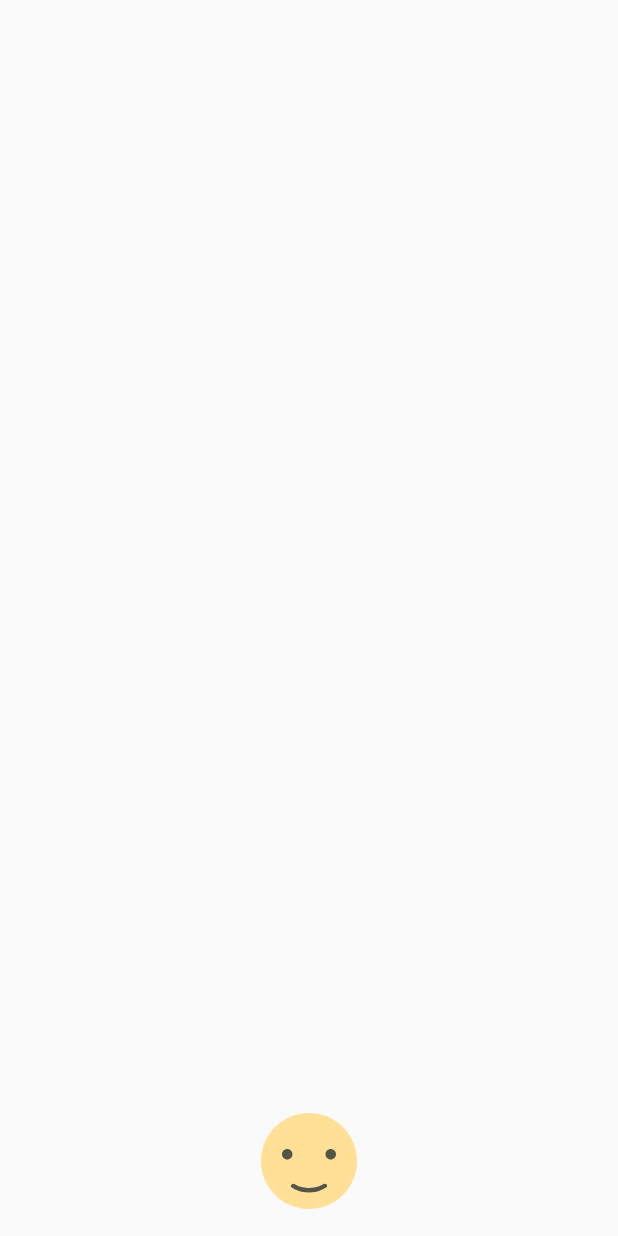
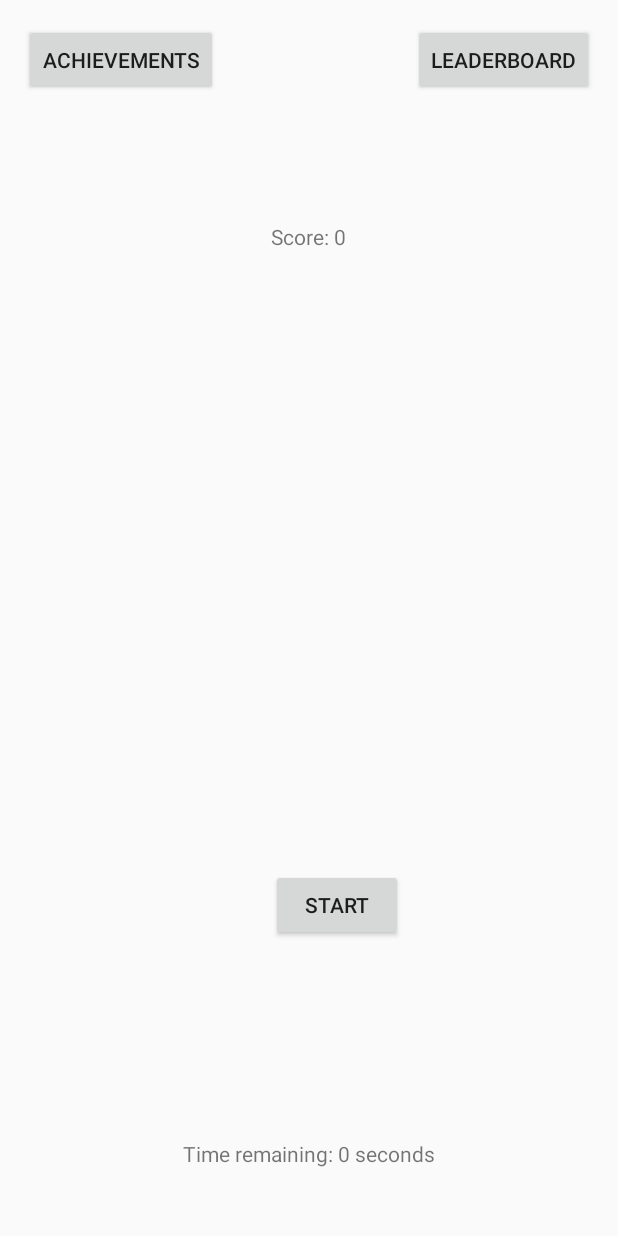
Before and after one commit to simgehelvaci/DriverBehaviorMobileApp, an Android app: the screen it shows after launch (AchievementActivity), after a tap on "Achievements", on a phone screen of 412 x 824 dp. Run offline under Robolectric (Android 15) with nearby library versions, the phone set to English and light mode, and no system bars; libraries missing offline, so code that uses them is left out: com.openxc.measurements, com.openxc.units; 2 statements that could not run were skipped.

Commit message:
Yenilendi
Status bar static olarak değişkenle değiştirildi

```diff
--- a/app/src/main/java/com/openxc/openxcstarter/AchievementActivity.java
+++ b/app/src/main/java/com/openxc/openxcstarter/AchievementActivity.java
@@ -1,13 +1,55 @@
 package com.openxc.openxcstarter;
 
+import android.os.CountDownTimer;
 import android.support.v7.app.AppCompatActivity;
 import android.os.Bundle;
+import android.view.View;
+import android.widget.Button;
+import android.widget.TextView;
 
 public class AchievementActivity extends AppCompatActivity {
+    private Button mainButton;
+    private TextView scoreView;
+    private TextView timeView;
 
+    private int score = 0;
+    private boolean playing = false;
     @Override
     protected void onCreate(Bundle savedInstanceState) {
         super.onCreate(savedInstanceState);
-        setContentView(R.layout.activity_achievement);
+        setContentView(R.layout.achievements_layout);
+        mainButton = (Button)findViewById(R.id.main_button);
+        scoreView = (TextView)findViewById(R.id.score_view);
+        timeView = (TextView)findViewById(R.id.time_view);
+        mainButton.setOnClickListener(new View.OnClickListener() {
+            @Override
+            public void onClick(View v) {
+                if(!playing) {
+                    // The first click
+                    playing = true;
+                    mainButton.setText("Keep Clicking");
+
+                    // Initialize CountDownTimer to 60 seconds
+                    new CountDownTimer(20000, 1000) {
+                        @Override
+                        public void onTick(long millisUntilFinished) {
+                            timeView.setText("Time remaining: " + millisUntilFinished/1000);
+                        }
+
+                        @Override
+                        public void onFinish() {
+                            playing = false;
+                            timeView.setText("Game over");
+                            mainButton.setVisibility(View.GONE);
+                        }
+                    }.start();  // Start the timer
+                } else {
+                    // Subsequent clicks
+                    score++;
+                    scoreView.setText("Score: " + score + " points");
+                }
+            }
+        });
     }
+
 }
--- a/app/src/main/java/com/openxc/openxcstarter/StarterActivity.java
+++ b/app/src/main/java/com/openxc/openxcstarter/StarterActivity.java
@@ -13,8 +13,10 @@ import android.util.Log;
 import android.view.Menu;
 import android.widget.ProgressBar;
 import android.widget.TextView;
+import android.widget.Toast;
 
 import com.openxc.VehicleManager;
+import com.openxc.measurements.FuelConsumed;
 import com.openxc.measurements.FuelLevel;
 import com.openxc.measurements.AcceleratorPedalPosition;
 import com.openxc.measurements.BrakePedalStatus;
@@ -50,14 +52,17 @@ public class StarterActivity extends Activity {
     private long gForceTimer = -1;
     private double gForceVelocity = -1;
     private final double gConstant = 9.80665;
-    private int statusPercentage = 100;
+    public static int statusPercentage = 100;
     private String gearPosition = "neutral";
     private Double pedalPos = 0.0;
     public static String IGNITION ;
     public static String DISTANCE;
     public static String FUEL;
+    public static String GEAR;
+    public static String SPEED;
     private double gForce = -1;
     private double weight = 0.5;
+    Score scoreClass = new Score();
     @Override
     protected void onCreate(Bundle savedInstanceState) {
         super.onCreate(savedInstanceState);
@@ -109,14 +114,6 @@ public class StarterActivity extends Activity {
         throttlePos = (ProgressBar) findViewById(R.id.throttlePos);
         enginePos = (ProgressBar) findViewById(R.id.enginePos);
 
-//        gR = (TextView) findViewById(R.id.gR);
-//        gN = (TextView) findViewById(R.id.gN);
-//        g1 = (TextView) findViewById(R.id.g1);
-//        g2 = (TextView) findViewById(R.id.g2);
-//        g3 = (TextView) findViewById(R.id.g3);
-//        g4 = (TextView) findViewById(R.id.g4);
-//        g5 = (TextView) findViewById(R.id.g5);
-//        g6 = (TextView) findViewById(R.id.g6);
 
         statusBar.setMax(statusPercentage);
 
@@ -169,7 +166,8 @@ public class StarterActivity extends Activity {
             neutralGasDetectedTimer = time;
         }
         else if (time - neutralGasDetectedTimer > 3500) {
-            setStatus(statusPercentage - 1);
+          setStatus(statusPercentage - 1);
+            Toast.makeText(getApplicationContext(), "Throttle while gear neutral position", Toast.LENGTH_LONG).show();
             warningText.setText("Throttle while gear neutral position");
             neutralGasDetectedTimer = -1;
         }
@@ -181,6 +179,7 @@ public class StarterActivity extends Activity {
         }
         else if (time - brakePedalDetectedTimer > 2500) {
             setStatus(statusPercentage - 1);
+            Toast.makeText(getApplicationContext(), "Brake Pedal Overused!", Toast.LENGTH_LONG).show();
             warningText.setText("Brake Pedal Overused!");
             brakePedalDetectedTimer = -1;
         }
@@ -202,6 +201,7 @@ public class StarterActivity extends Activity {
         }
         else if (acceleratorPedalOver70 && over70){
             if (time - pedalOver70Timer > 7000){
+                Toast.makeText(getApplicationContext(), "Aggressive acceleration", Toast.LENGTH_LONG).show();
                 warningText.setText("Aggressive acceleration");
                 setStatus(statusPercentage - 1);
 //                AlertDialog.Builder builder = new AlertDialog.Builder(findViewById(android.R.id.content).getContext());
@@ -274,6 +274,7 @@ public class StarterActivity extends Activity {
             });
         }
     };
+
     FuelLevel.Listener mFuelLevelListener = new FuelLevel.Listener() {
         @Override
         public void receive(Measurement measurement) {
@@ -282,10 +283,10 @@ public class StarterActivity extends Activity {
                 public void run() {
 
 
-                    mFuelLevelStatusView.setText("Ignition:"
+                    mFuelLevelStatusView.setText("Fuel:"
                             + FuelLevelStatus.getValue().toString());
                     FUEL= (FuelLevelStatus.getValue().toString());
-                    ///DENEMEDİMM
+                    Log.d("fuel:",FUEL);
 
                 }
             });
@@ -310,6 +311,9 @@ public class StarterActivity extends Activity {
                     gForceTracker(speed.getValue().doubleValue(), speed.getBirthtime());
                     mVehicleSpeedView.setText("Vehicle speed (km/h): "
                             + speed.getValue().doubleValue());
+
+                    SPEED= (speed.getValue().toString());
+                    Log.d("speed:",SPEED);
                 }
             });
         }
@@ -430,55 +434,14 @@ public class StarterActivity extends Activity {
             });
 
             gearPosition = position.toString();
-//            gearChanged(gearPosition);
+            GEAR=position.getValue().toString();
+            Log.d("Gear",GEAR);
         }
     };
 
 
 
-    private void gearChanged(String gearPosition) {
-        resetBg();
-        Log.d("GearPos", gearPosition);
-        switch (gearPosition.toLowerCase()) {
-            case "neutral":
-//                gN.setBackgroundColor(Color.parseColor("#ffa500"));
-//                gN.setBackgroundResource(R.color.orange);
-                break;
-            case "reverse":
-//                gR.setBackgroundResource(R.color.orange);
-                break;
-            case "first":
-//                g1.setBackgroundResource(R.color.orange);
-//                g1.setTextColor(Color.parseColor("#ffa500"));
-                break;
-            case "second":
-//                g2.setBackgroundResource(R.color.orange);
-//                g1.setTextColor(Color.parseColor("#ffa500"));
-                break;
-            case "third":
-//                g3.setBackgroundResource(R.color.orange);
-                break;
-            case "fourth":
-//                g4.setBackgroundResource(R.color.orange);
-                break;
-            case "five":
-//                g5.setBackgroundResource(R.color.orange);
-                break;
-            case "six":
-//                g6.setBackgroundResource(R.color.orange);
-                break;
-        }
-    }
-    private void resetBg() {
-//        gN.setBackgroundResource(R.color.white);
-//        gR.setBackgroundResource(R.color.white);
-//        g1.setBackgroundResource(R.color.white);
-//        g2.setBackgroundResource(R.color.white);
-//        g3.setBackgroundResource(R.color.white);
-//        g4.setBackgroundResource(R.color.white);
-//        g5.setBackgroundResource(R.color.white);
-//        g6.setBackgroundResource(R.color.white);
-    }
+
 
     private ServiceConnection mConnection = new ServiceConnection() {
         // Called when the connection with the VehicleManager service is
@@ -496,6 +459,8 @@ public class StarterActivity extends Activity {
             // have an EngineSpeed.Listener (see above, mSpeedListener) and here
             // we request that the VehicleManager call its receive() method
             // whenever the EngineSpeed changes
+
+            mVehicleManager.addListener(FuelLevel.class,  mFuelLevelListener);
             mVehicleManager.addListener(EngineSpeed.class, mSpeedListener);
             mVehicleManager.addListener(VehicleSpeed.class, mVehicleListener);
             mVehicleManager.addListener(Odometer.class, mOdometerListener);
--- /dev/null
+++ b/app/src/main/res/layout/achievements_layout.xml
@@ -0,0 +1,58 @@
+<?xml version="1.0" encoding="utf-8"?>
+<RelativeLayout xmlns:android="http://schemas.android.com/apk/res/android"
+    xmlns:tools="http://schemas.android.com/tools"
+    android:id="@+id/activity_main"
+    android:layout_width="match_parent"
+    android:layout_height="match_parent"
+    android:paddingBottom="@dimen/activity_vertical_margin"
+    android:paddingLeft="@dimen/activity_horizontal_margin"
+    android:paddingRight="@dimen/activity_horizontal_margin"
+    android:paddingTop="@dimen/activity_vertical_margin"
+    tools:context="com.openxc.openxcstarter.AchievementActivity">
+
+    <Button
+        android:id="@+id/main_button"
+        android:layout_width="wrap_content"
+        android:layout_height="wrap_content"
+        android:layout_above="@+id/time_view"
+        android:layout_alignStart="@+id/score_view"
+        android:layout_marginBottom="132dp"
+        android:text="Start" />
+
+    <TextView
+        android:id="@+id/time_view"
+        android:layout_width="wrap_content"
+        android:layout_height="wrap_content"
+        android:layout_alignParentBottom="true"
+        android:layout_centerHorizontal="true"
+        android:layout_marginBottom="29dp"
+        android:text="Time remaining: 0 seconds" />
+
+    <TextView
+        android:id="@+id/score_view"
+        android:layout_width="wrap_content"
+        android:layout_height="wrap_content"
+        android:layout_below="@+id/achievements_button"
+        android:layout_centerHorizontal="true"
+        android:layout_marginTop="84dp"
+        android:text="Score: 0" />
+    <Button
+        android:text="Achievements"
+        android:layout_width="wrap_content"
+        android:layout_height="wrap_content"
+        android:layout_alignParentTop="true"
+        android:layout_alignParentLeft="true"
+        android:id="@+id/achievements_button"
+        android:onClick="showAchievements"
+        />
+
+    <Button
+        android:text="Leaderboard"
+        android:layout_width="wrap_content"
+        android:layout_height="wrap_content"
+        android:layout_alignParentTop="true"
+        android:layout_alignParentRight="true"
+        android:id="@+id/leaderboard_button"
+        android:onClick="showLeaderboard"/>
+
+</RelativeLayout>
--- a/app/src/main/res/layout/activity_starter.xml
+++ b/app/src/main/res/layout/activity_starter.xml
@@ -113,14 +113,14 @@
                 android:rotation="-90" />
 
     <TextView
-            android:visibility="invisible"
         android:id="@+id/odometerLabel"
         android:layout_width="wrap_content"
         android:layout_height="wrap_content"
-            android:layout_centerHorizontal="true"
+        android:layout_alignStart="@+id/odometer"
         android:layout_below="@+id/statusBar"
         android:text="Distance"
-            android:textSize="30sp"/>
+        android:textSize="30sp"
+        android:visibility="invisible" />
     <TextView
         android:visibility="invisible"
         android:id="@+id/odometer"
--- a/build.gradle
+++ b/build.gradle
@@ -10,6 +10,7 @@ buildscript {
     dependencies {
         classpath 'com.android.tools.build:gradle:2.3.3'
         classpath 'com.google.gms:google-services:3.0.0'
+        classpath 'com.google.gms:google-services:3.2.0'
     }
 }
 
```
Also changed, not shown: app/build.gradle (+7 -0 lines), app/src/main/java/com/openxc/openxcstarter/FuelLevel.java (+12 -2 lines), app/src/main/java/com/openxc/openxcstarter/GearPosition.java (+10 -2 lines), app/src/main/java/com/openxc/openxcstarter/Score.java (+19 -2 lines), app/src/main/java/com/openxc/openxcstarter/Speed.java (+11 -1 lines), app/src/main/res/layout/fuel_layout.xml (added, +40 -0 lines), app/src/main/res/layout/gear_layout.xml (added, +40 -0 lines), app/src/main/res/layout/score_layout.xml (added, +41 -0 lines), app/src/main/res/layout/speed_layout.xml (added, +40 -0 lines), 1 other file. Lines whose indentation alone changed are shown as unchanged.
